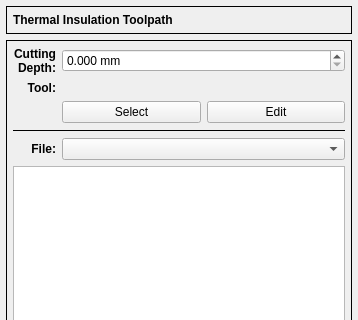
First picture: the form in G2G/forms/thermalform.ui, repository aLDime/GERBER_X2, before the edit; both pictures show x 0 to 358 and y 0 to 320 of the 358 by 610 pixel window.
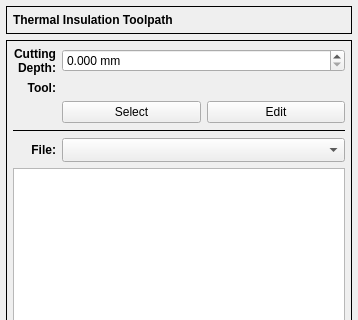
Second picture: the form after the edit. Custom widgets are drawn as their Qt base class.

Diff of the .ui file:
```diff
--- a/G2G/forms/thermalform.ui
+++ b/G2G/forms/thermalform.ui
@@ -127,7 +127,11 @@
        </widget>
       </item>
       <item row="4" column="2">
-       <widget class="QComboBox" name="cbxFile"/>
+       <widget class="QComboBox" name="cbxFile">
+        <property name="sizeAdjustPolicy">
+         <enum>QComboBox::AdjustToMinimumContentsLengthWithIcon</enum>
+        </property>
+       </widget>
       </item>
       <item row="8" column="1">
        <widget class="QLabel" name="label_6">
```
